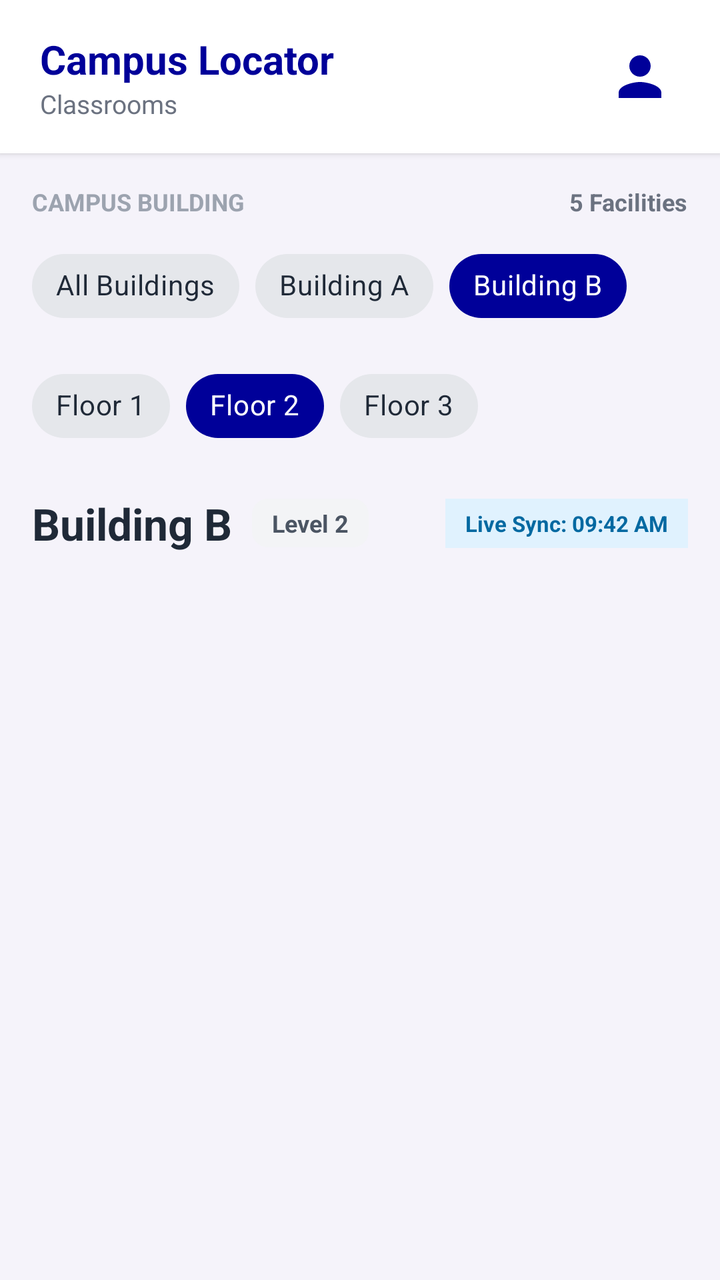
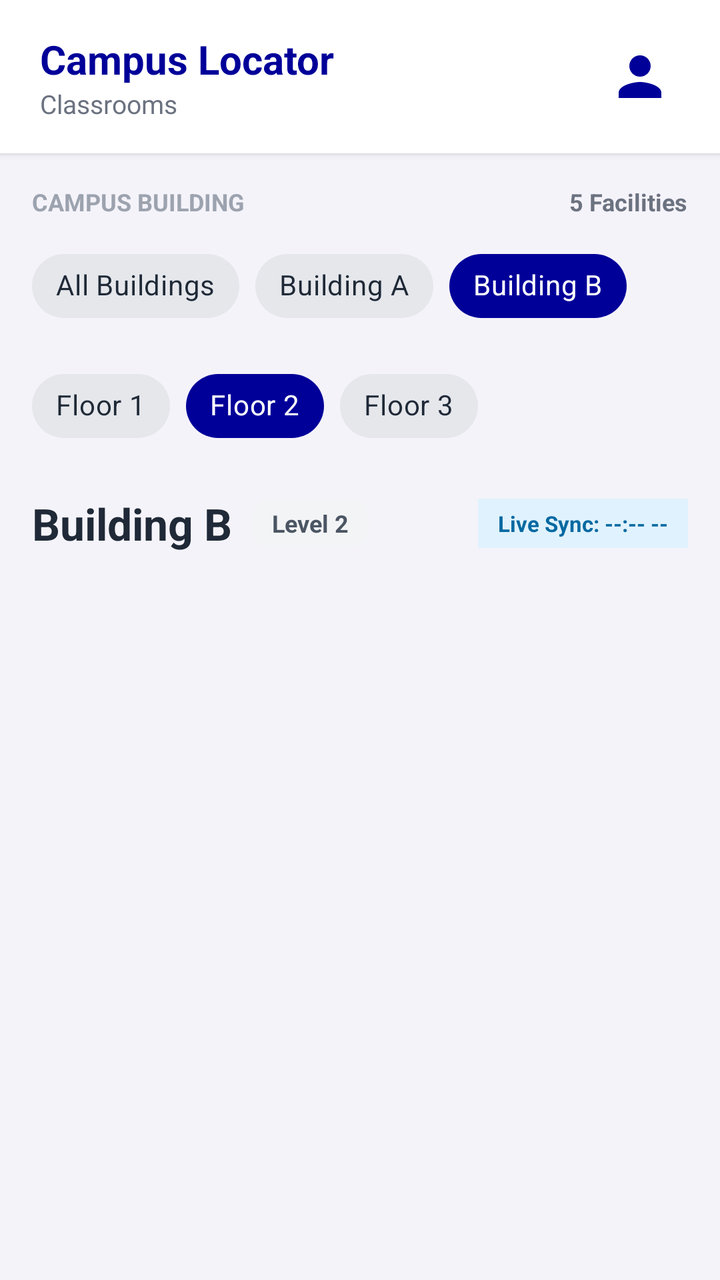

Screens rendered from an Android XML layout before and after an edit, with the pre-edit source and the edit as a unified diff.
<!-- AndroidManifest.xml: application theme Theme.OOPProject -->
<!-- res/layout/fragment_classrooms.xml -->
<?xml version="1.0" encoding="utf-8"?>
<LinearLayout xmlns:android="http://schemas.android.com/apk/res/android"
    xmlns:app="http://schemas.android.com/apk/res-auto"
    xmlns:tools="http://schemas.android.com/tools"
    android:layout_width="match_parent"
    android:layout_height="match_parent"
    android:background="#F5F3FA"
    android:orientation="vertical"
    tools:context=".frontEnd.ClassroomsFragment">

    
    <LinearLayout
        android:layout_width="match_parent"
        android:layout_height="wrap_content"
        android:background="#FFFFFF"
        android:elevation="2dp"
        android:gravity="center_vertical"
        android:orientation="horizontal"
        android:paddingHorizontal="20dp"
        android:paddingVertical="16dp">

        <LinearLayout
            android:layout_width="0dp"
            android:layout_height="wrap_content"
            android:layout_weight="1"
            android:orientation="vertical">

            <TextView
                android:layout_width="wrap_content"
                android:layout_height="wrap_content"
                android:text="Campus Locator"
                android:textColor="@color/dark_purple"
                android:textSize="20sp"
                android:textStyle="bold" />

            <TextView
                android:layout_width="wrap_content"
                android:layout_height="wrap_content"
                android:text="Classrooms"
                android:textColor="#6B7280"
                android:textSize="13sp" />
        </LinearLayout>

        <ImageView
            android:layout_width="40dp"
            android:layout_height="40dp"
            android:background="@drawable/bg_avatar_circle"
            android:contentDescription="Profile"
            android:padding="4dp"
            android:src="@drawable/ic_profile"
            app:tint="@color/dark_purple" />
    </LinearLayout>

    <androidx.core.widget.NestedScrollView
        android:layout_width="match_parent"
        android:layout_height="0dp"
        android:layout_weight="1"
        android:clipToPadding="false"
        android:fillViewport="true">

        <LinearLayout
            android:layout_width="match_parent"
            android:layout_height="wrap_content"
            android:orientation="vertical"
            android:paddingHorizontal="16dp"
            android:paddingTop="16dp"
            android:paddingBottom="100dp">

            
            <LinearLayout
                android:layout_width="match_parent"
                android:layout_height="wrap_content"
                android:layout_marginBottom="10dp"
                android:orientation="horizontal">

                <TextView
                    android:layout_width="0dp"
                    android:layout_height="wrap_content"
                    android:layout_weight="1"
                    android:text="CAMPUS BUILDING"
                    android:textColor="#9CA3AF"
                    android:textSize="12sp"
                    android:textStyle="bold" />

                <TextView
                    android:id="@+id/tvFacilitiesCount"
                    android:layout_width="wrap_content"
                    android:layout_height="wrap_content"
                    android:text="5 Facilities"
                    android:textColor="#6B7280"
                    android:textSize="12sp"
                    android:textStyle="bold" />
            </LinearLayout>

            
            <HorizontalScrollView
                android:layout_width="match_parent"
                android:layout_height="wrap_content"
                android:scrollbars="none">

                <com.google.android.material.chip.ChipGroup
                    android:id="@+id/chipGroupBuildings"
                    android:layout_width="wrap_content"
                    android:layout_height="wrap_content"
                    app:selectionRequired="true"
                    app:singleSelection="true">

                    <com.google.android.material.chip.Chip
                        android:id="@+id/chipAllBuildings"
                        style="@style/Widget.MaterialComponents.Chip.Choice"
                        android:layout_width="wrap_content"
                        android:layout_height="wrap_content"
                        android:text="All Buildings"
                        android:textColor="@color/chip_text_selector"
                        app:chipBackgroundColor="@color/chip_background_selector" />

                    <com.google.android.material.chip.Chip
                        android:id="@+id/chipBuildingA"
                        style="@style/Widget.MaterialComponents.Chip.Choice"
                        android:layout_width="wrap_content"
                        android:layout_height="wrap_content"
                        android:text="Building A"
                        android:textColor="@color/chip_text_selector"
                        app:chipBackgroundColor="@color/chip_background_selector" />

                    <com.google.android.material.chip.Chip
                        android:id="@+id/chipBuildingB"
                        style="@style/Widget.MaterialComponents.Chip.Choice"
                        android:layout_width="wrap_content"
                        android:layout_height="wrap_content"
                        android:checked="true"
                        android:text="Building B"
                        android:textColor="@color/chip_text_selector"
                        app:chipBackgroundColor="@color/chip_background_selector" />
                </com.google.android.material.chip.ChipGroup>
            </HorizontalScrollView>

            
            <HorizontalScrollView
                android:layout_width="match_parent"
                android:layout_height="wrap_content"
                android:layout_marginTop="12dp"
                android:scrollbars="none">

                <com.google.android.material.chip.ChipGroup
                    android:id="@+id/chipGroupFloors"
                    android:layout_width="wrap_content"
                    android:layout_height="wrap_content"
                    app:selectionRequired="true"
                    app:singleSelection="true">

                    <com.google.android.material.chip.Chip
                        android:id="@+id/chipFloor1"
                        style="@style/Widget.MaterialComponents.Chip.Choice"
                        android:layout_width="wrap_content"
                        android:layout_height="wrap_content"
                        android:text="Floor 1"
                        android:textColor="@color/chip_text_selector"
                        app:chipBackgroundColor="@color/chip_background_selector" />

                    <com.google.android.material.chip.Chip
                        android:id="@+id/chipFloor2"
                        style="@style/Widget.MaterialComponents.Chip.Choice"
                        android:layout_width="wrap_content"
                        android:layout_height="wrap_content"
                        android:checked="true"
                        android:text="Floor 2"
                        android:textColor="@color/chip_text_selector"
                        app:chipBackgroundColor="@color/chip_background_selector" />

                    <com.google.android.material.chip.Chip
                        android:id="@+id/chipFloor3"
                        style="@style/Widget.MaterialComponents.Chip.Choice"
                        android:layout_width="wrap_content"
                        android:layout_height="wrap_content"
                        android:text="Floor 3"
                        android:textColor="@color/chip_text_selector"
                        app:chipBackgroundColor="@color/chip_background_selector" />
                </com.google.android.material.chip.ChipGroup>
            </HorizontalScrollView>

            
            <LinearLayout
                android:layout_width="match_parent"
                android:layout_height="wrap_content"
                android:layout_marginTop="20dp"
                android:layout_marginBottom="12dp"
                android:gravity="center_vertical"
                android:orientation="horizontal">

                <TextView
                    android:id="@+id/tvSelectedBuildingHeader"
                    android:layout_width="wrap_content"
                    android:layout_height="wrap_content"
                    android:text="Building B"
                    android:textColor="#1F2937"
                    android:textSize="22sp"
                    android:textStyle="bold" />

                <TextView
                    android:id="@+id/tvSelectedLevelHeader"
                    android:layout_width="wrap_content"
                    android:layout_height="wrap_content"
                    android:layout_marginStart="10dp"
                    android:background="@drawable/bg_profile_field"
                    android:paddingHorizontal="10dp"
                    android:paddingVertical="4dp"
                    android:text="Level 2"
                    android:textColor="#4B5563"
                    android:textSize="12sp"
                    android:textStyle="bold" />

                <View
                    android:layout_width="0dp"
                    android:layout_height="0dp"
                    android:layout_weight="1" />

                <TextView
                    android:layout_width="wrap_content"
                    android:layout_height="wrap_content"
                    android:background="#E0F2FE"
                    android:paddingHorizontal="10dp"
                    android:paddingVertical="5dp"
                    android:text="Live Sync: 09:42 AM"
                    android:textColor="#0369A1"
                    android:textSize="11sp"
                    android:textStyle="bold" />
            </LinearLayout>

            
            <androidx.recyclerview.widget.RecyclerView
                android:id="@+id/rvClassrooms"
                android:layout_width="match_parent"
                android:layout_height="wrap_content"
                android:layout_marginTop="4dp"
                android:nestedScrollingEnabled="false"
                tools:listitem="@layout/item_classroom_card" />

        </LinearLayout>
    </androidx.core.widget.NestedScrollView>
</LinearLayout>
<!-- res/layout/item_classroom_card.xml (included above) -->
<?xml version="1.0" encoding="utf-8"?>
<com.google.android.material.card.MaterialCardView xmlns:android="http://schemas.android.com/apk/res/android"
    xmlns:app="http://schemas.android.com/apk/res-auto"
    android:layout_width="match_parent"
    android:layout_height="wrap_content"
    android:layout_marginBottom="14dp"
    app:cardBackgroundColor="#FFFFFF"
    app:cardCornerRadius="16dp"
    app:cardElevation="3dp"
    app:strokeWidth="0dp">

    <LinearLayout
        android:layout_width="match_parent"
        android:layout_height="wrap_content"
        android:orientation="vertical"
        android:padding="16dp">

        <LinearLayout
            android:layout_width="match_parent"
            android:layout_height="wrap_content"
            android:gravity="center_vertical"
            android:orientation="horizontal">

            <TextView
                android:id="@+id/tvRoomName"
                android:layout_width="0dp"
                android:layout_height="wrap_content"
                android:layout_weight="1"
                android:text="Room 204"
                android:textColor="#111827"
                android:textSize="18sp"
                android:textStyle="bold" />

            <TextView
                android:id="@+id/tvStatusBadge"
                android:layout_width="wrap_content"
                android:layout_height="wrap_content"
                android:background="#DCFCE7"
                android:paddingHorizontal="10dp"
                android:paddingVertical="4dp"
                android:text="• AVAILABLE"
                android:textColor="#15803D"
                android:textSize="11sp"
                android:textStyle="bold" />
        </LinearLayout>

        <TextView
            android:id="@+id/tvRoomSubtitle"
            android:layout_width="wrap_content"
            android:layout_height="wrap_content"
            android:layout_marginTop="2dp"
            android:text="Lecture Hall • Building B • 2nd Floor • North Wing"
            android:textColor="#6B7280"
            android:textSize="12sp" />

        
        <LinearLayout
            android:layout_width="match_parent"
            android:layout_height="wrap_content"
            android:layout_marginTop="12dp"
            android:background="#F3F4F6"
            android:orientation="vertical"
            android:padding="12dp">

            <TextView
                android:id="@+id/tvBannerTitle"
                android:layout_width="wrap_content"
                android:layout_height="wrap_content"
                android:text="Free until 10:00 AM"
                android:textColor="#1F2937"
                android:textSize="13sp"
                android:textStyle="bold" />

            <TextView
                android:id="@+id/tvBannerSubtitle"
                android:layout_width="wrap_content"
                android:layout_height="wrap_content"
                android:layout_marginTop="2dp"
                android:text="Next: BSIT 1207 (10:00 - 11:30 AM)"
                android:textColor="#4B5563"
                android:textSize="12sp" />
        </LinearLayout>

        
        <LinearLayout
            android:layout_width="match_parent"
            android:layout_height="wrap_content"
            android:layout_marginTop="14dp"
            android:orientation="horizontal">

            <com.google.android.material.button.MaterialButton
                android:id="@+id/btnDetails"
                style="@style/Widget.MaterialComponents.Button.OutlinedButton"
                android:layout_width="0dp"
                android:layout_height="44dp"
                android:layout_marginEnd="8dp"
                android:layout_weight="1"
                android:text="Details"
                android:textAllCaps="false"
                android:textColor="#374151"
                android:textSize="13sp"
                app:cornerRadius="10dp"
                app:strokeColor="#D1D5DB" />

            <com.google.android.material.button.MaterialButton
                android:id="@+id/btnLocateOnMap"
                android:layout_width="0dp"
                android:layout_height="44dp"
                android:layout_marginStart="8dp"
                android:layout_weight="1"
                android:backgroundTint="@color/dark_purple"
                android:text="Locate on Map"
                android:textAllCaps="false"
                android:textColor="#FFFFFF"
                android:textSize="13sp"
                app:cornerRadius="10dp"
                app:icon="@drawable/ic_map"
                app:iconGravity="textStart"
                app:iconTint="#FFFFFF" />
        </LinearLayout>
    </LinearLayout>
</com.google.android.material.card.MaterialCardView>
<!-- resources referenced by this layout -->
<resources>
  <color name="dark_purple">#FF000099</color>
  <!-- drawable bg_avatar_circle (drawable) -->
  <shape xmlns:android="http://schemas.android.com/apk/res/android"
      android:shape="oval">
      <solid android:color="#FFFFFF" />
  </shape>
  <!-- drawable bg_profile_field (drawable) -->
  <?xml version="1.0" encoding="utf-8"?>
  <shape xmlns:android="http://schemas.android.com/apk/res/android"
      android:shape="rectangle">
      <solid android:color="#F3F4F6" />
      <corners android:radius="8dp" />
  </shape>
  <!-- drawable ic_map (drawable) -->
  <vector xmlns:android="http://schemas.android.com/apk/res/android"
      android:width="24dp"
      android:height="24dp"
      android:viewportWidth="24"
      android:viewportHeight="24">
    <path
        android:fillColor="#FF000000"
        android:pathData="M20.5,3l-0.16,0.03L15,5.1 9,3 3.36,4.9C3.15,4.97 3,5.15 3,5.38V20.5c0,0.28 0.22,0.5 0.5,0.5l0.16,-0.03L9,18.9l6,2.1 5.64,-1.9c0.21,-0.07 0.36,-0.25 0.36,-0.48V3.5c0,-0.28 -0.22,-0.5 -0.5,-0.5zM15,19l-6,-2.11V5l6,2.11V19z"/>
  </vector>
  <!-- drawable ic_profile (drawable) -->
  <vector xmlns:android="http://schemas.android.com/apk/res/android"
      android:width="24dp"
      android:height="24dp"
      android:viewportWidth="24"
      android:viewportHeight="24">
      <path
          android:fillColor="#FF000000"
          android:pathData="M12,12c2.21,0 4,-1.79 4,-4s-1.79,-4 -4,-4 -4,1.79 -4,4 1.79,4 4,4zM12,14c-2.67,0 -8,1.34 -8,4v2h16v-2c0,-2.66 -5.33,-4 -8,-4z" />
  </vector>
  <style name="Theme.OOPProject" parent="Theme.MaterialComponents.Light.NoActionBar">
          
          <item name="colorPrimary">@color/purple_500</item>
          <item name="colorPrimaryVariant">@color/purple_700</item>
          <item name="colorOnPrimary">@color/white</item>
          
          <item name="colorSecondary">@color/teal_200</item>
          <item name="colorSecondaryVariant">@color/teal_700</item>
          <item name="colorOnSecondary">@color/black</item>
          
          <item name="android:statusBarColor">?attr/colorPrimaryVariant</item>
          
      </style>
  <color name="purple_500">#FF6200EE</color>
  <color name="purple_700">#FF3700B3</color>
  <color name="white">#FFFFFFFF</color>
  <color name="teal_200">#FF03DAC5</color>
  <color name="teal_700">#FF018786</color>
  <color name="black">#FF000000</color>
</resources>

<!-- the commit's change to res/layout/fragment_classrooms.xml (unified diff, before → after) -->
@@ -216,12 +216,13 @@
                     android:layout_weight="1" />
 
                 <TextView
+                    android:id="@+id/tvLiveSyncTime"
                     android:layout_width="wrap_content"
                     android:layout_height="wrap_content"
                     android:background="#E0F2FE"
                     android:paddingHorizontal="10dp"
                     android:paddingVertical="5dp"
-                    android:text="Live Sync: 09:42 AM"
+                    android:text="Live Sync: --:-- --"
                     android:textColor="#0369A1"
                     android:textSize="11sp"
                     android:textStyle="bold" />
